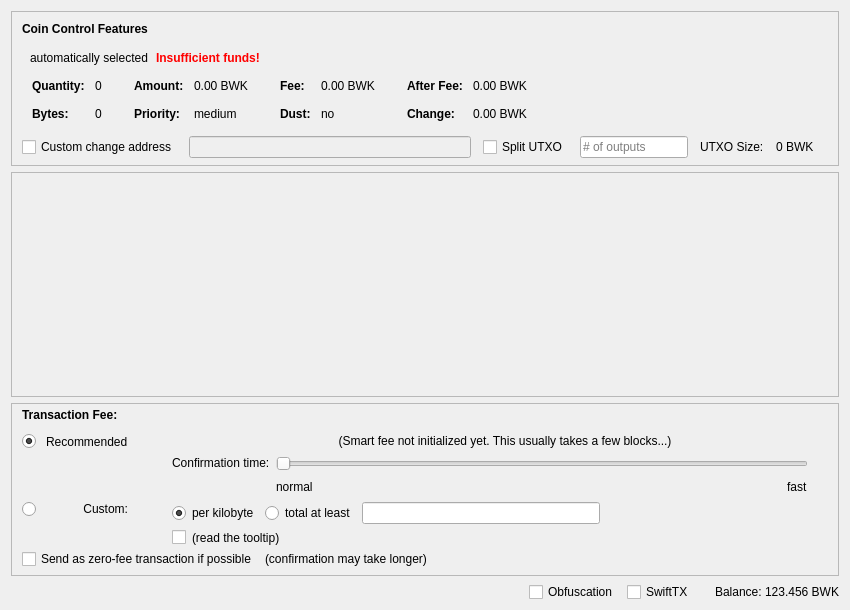
Before: the Qt Designer form src/qt/forms/sendcoinsdialog.ui in coinmenace/faccore, drawn with Qt 5.
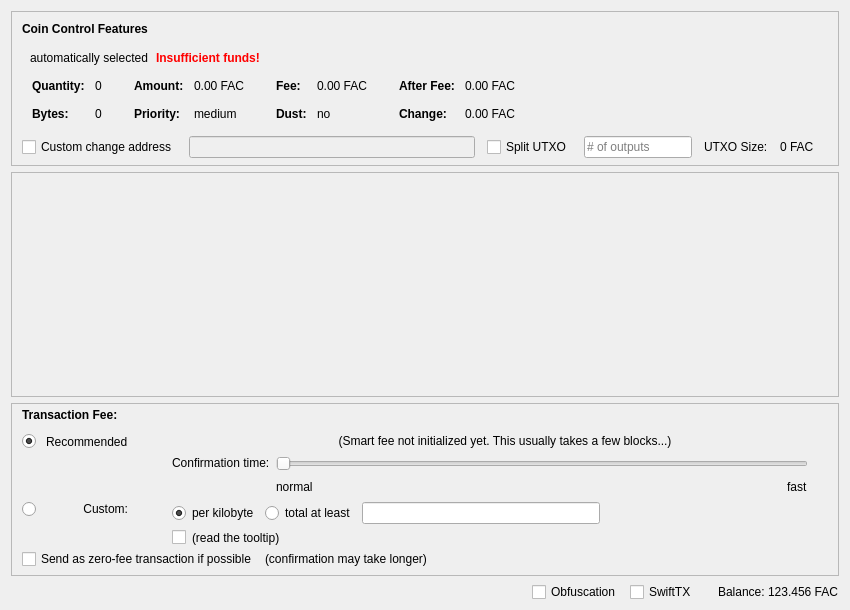
After: the same form once the commit is applied. Icons and pictures are not drawn. Custom widgets are drawn as their Qt base class.

Patch:
```diff
--- a/src/qt/forms/sendcoinsdialog.ui
+++ b/src/qt/forms/sendcoinsdialog.ui
@@ -324,7 +324,7 @@
                   <enum>Qt::ActionsContextMenu</enum>
                  </property>
                  <property name="text">
-                  <string notr="true">0.00 BWK</string>
+                  <string notr="true">0.00 FAC</string>
                  </property>
                  <property name="textInteractionFlags">
                   <set>Qt::LinksAccessibleByMouse|Qt::TextSelectableByKeyboard|Qt::TextSelectableByMouse</set>
@@ -404,7 +404,7 @@
                   <enum>Qt::ActionsContextMenu</enum>
                  </property>
                  <property name="text">
-                  <string notr="true">0.00 BWK</string>
+                  <string notr="true">0.00 FAC</string>
                  </property>
                  <property name="textInteractionFlags">
                   <set>Qt::LinksAccessibleByMouse|Qt::TextSelectableByKeyboard|Qt::TextSelectableByMouse</set>
@@ -484,7 +484,7 @@
                   <enum>Qt::ActionsContextMenu</enum>
                  </property>
                  <property name="text">
-                  <string notr="true">0.00 BWK</string>
+                  <string notr="true">0.00 FAC</string>
                  </property>
                  <property name="textInteractionFlags">
                   <set>Qt::LinksAccessibleByMouse|Qt::TextSelectableByKeyboard|Qt::TextSelectableByMouse</set>
@@ -513,7 +513,7 @@
                   <enum>Qt::ActionsContextMenu</enum>
                  </property>
                  <property name="text">
-                  <string notr="true">0.00 BWK</string>
+                  <string notr="true">0.00 FAC</string>
                  </property>
                  <property name="textInteractionFlags">
                   <set>Qt::LinksAccessibleByMouse|Qt::TextSelectableByKeyboard|Qt::TextSelectableByMouse</set>
@@ -594,7 +594,7 @@
           <item>
            <widget class="QLabel" name="labelBlockSize">
             <property name="text">
-             <string>0 BWK</string>
+             <string>0 FAC</string>
             </property>
            </widget>
           </item>
@@ -1435,7 +1435,7 @@
           <cursorShape>IBeamCursor</cursorShape>
          </property>
          <property name="text">
-          <string notr="true">123.456 BWK</string>
+          <string notr="true">123.456 FAC</string>
          </property>
          <property name="textInteractionFlags">
           <set>Qt::LinksAccessibleByMouse|Qt::TextSelectableByKeyboard|Qt::TextSelectableByMouse</set>
```
Left out of the diff: 8 changed lines with no effect on the pictures.
